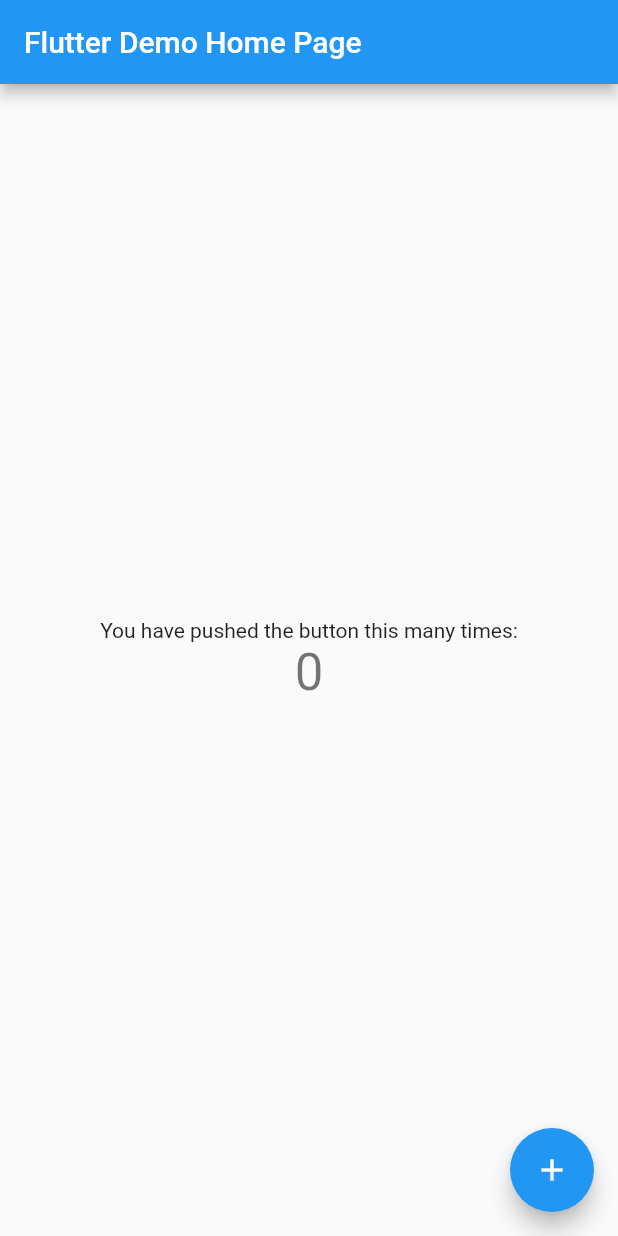
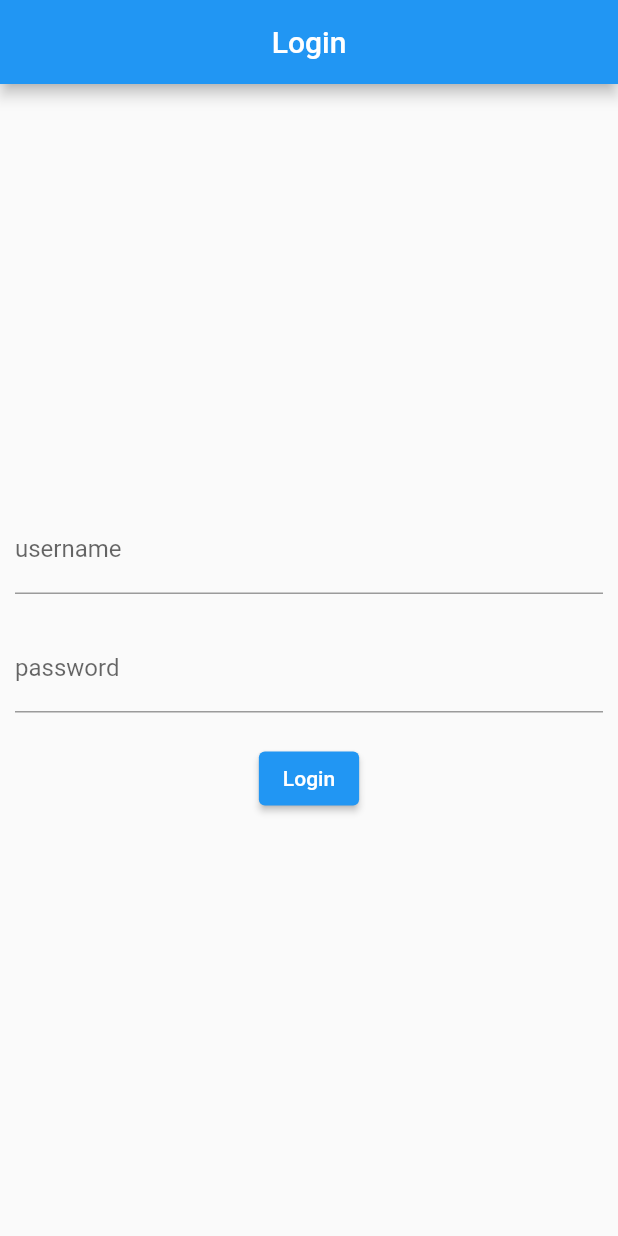
Before and after one commit to marilorena/ProgettoAppBWT, a Flutter app: the screen it shows after launch, on a phone screen of 412 x 824 dp. Run offline on Flutter 3.47's test engine with Material 2 defaults, Android fonts, the phone set to English and light mode, and no system bars.

Commit message:
[login_page_development] first commit

```diff
--- a/our_first_app/lib/main.dart
+++ b/our_first_app/lib/main.dart
@@ -1,4 +1,6 @@
 import 'package:flutter/material.dart';
+import 'package:our_first_app/screens/loginpage.dart';
+import 'package:our_first_app/screens/homepage.dart';
 
 void main() {
   runApp(const MyApp());
@@ -7,109 +9,14 @@
 class MyApp extends StatelessWidget {
   const MyApp({Key? key}) : super(key: key);
 
-  // This widget is the root of your application.
   @override
   Widget build(BuildContext context) {
     return MaterialApp(
-      title: 'Flutter Demo',
-      theme: ThemeData(
-        // This is the theme of your application.
-        //
-        // Try running your application with "flutter run". You'll see the
-        // application has a blue toolbar. Then, without quitting the app, try
-        // changing the primarySwatch below to Colors.green and then invoke
-        // "hot reload" (press "r" in the console where you ran "flutter run",
-        // or simply save your changes to "hot reload" in a Flutter IDE).
-        // Notice that the counter didn't reset back to zero; the application
-        // is not restarted.
-        primarySwatch: Colors.blue,
-      ),
-      home: const MyHomePage(title: 'Flutter Demo Home Page'),
+      initialRoute: '/login/',
+      routes: {
+        '/login/': (context) => const LoginPage(),
+        '/home/':(context) => const HomePage(),
+      }
     );
   }
 }
-
-class MyHomePage extends StatefulWidget {
-  const MyHomePage({Key? key, required this.title}) : super(key: key);
-
-  // This widget is the home page of your application. It is stateful, meaning
-  // that it has a State object (defined below) that contains fields that affect
-  // how it looks.
-
-  // This class is the configuration for the state. It holds the values (in this
-  // case the title) provided by the parent (in this case the App widget) and
-  // used by the build method of the State. Fields in a Widget subclass are
-  // always marked "final".
-
-  final String title;
-
-  @override
-  State<MyHomePage> createState() => _MyHomePageState();
-}
-
-class _MyHomePageState extends State<MyHomePage> {
-  int _counter = 0;
-
-  void _incrementCounter() {
-    setState(() {
-      // This call to setState tells the Flutter framework that something has
-      // changed in this State, which causes it to rerun the build method below
-      // so that the display can reflect the updated values. If we changed
-      // _counter without calling setState(), then the build method would not be
-      // called again, and so nothing would appear to happen.
-      _counter++;
-    });
-  }
-
-  @override
-  Widget build(BuildContext context) {
-    // This method is rerun every time setState is called, for instance as done
-    // by the _incrementCounter method above.
-    //
-    // The Flutter framework has been optimized to make rerunning build methods
-    // fast, so that you can just rebuild anything that needs updating rather
-    // than having to individually change instances of widgets.
-    return Scaffold(
-      appBar: AppBar(
-        // Here we take the value from the MyHomePage object that was created by
-        // the App.build method, and use it to set our appbar title.
-        title: Text(widget.title),
-      ),
-      body: Center(
-        // Center is a layout widget. It takes a single child and positions it
-        // in the middle of the parent.
-        child: Column(
-          // Column is also a layout widget. It takes a list of children and
-          // arranges them vertically. By default, it sizes itself to fit its
-          // children horizontally, and tries to be as tall as its parent.
-          //
-          // Invoke "debug painting" (press "p" in the console, choose the
-          // "Toggle Debug Paint" action from the Flutter Inspector in Android
-          // Studio, or the "Toggle Debug Paint" command in Visual Studio Code)
-          // to see the wireframe for each widget.
-          //
-          // Column has various properties to control how it sizes itself and
-          // how it positions its children. Here we use mainAxisAlignment to
-          // center the children vertically; the main axis here is the vertical
-          // axis because Columns are vertical (the cross axis would be
-          // horizontal).
-          mainAxisAlignment: MainAxisAlignment.center,
-          children: <Widget>[
-            const Text(
-              'You have pushed the button this many times:',
-            ),
-            Text(
-              '$_counter',
-              style: Theme.of(context).textTheme.headline4,
-            ),
-          ],
-        ),
-      ),
-      floatingActionButton: FloatingActionButton(
-        onPressed: _incrementCounter,
-        tooltip: 'Increment',
-        child: const Icon(Icons.add),
-      ), // This trailing comma makes auto-formatting nicer for build methods.
-    );
-  }
-}
```
Also changed, not shown: our_first_app/lib/screens/homepage.dart (added, +43 -0 lines), our_first_app/lib/screens/loginpage.dart (added, +65 -0 lines).
